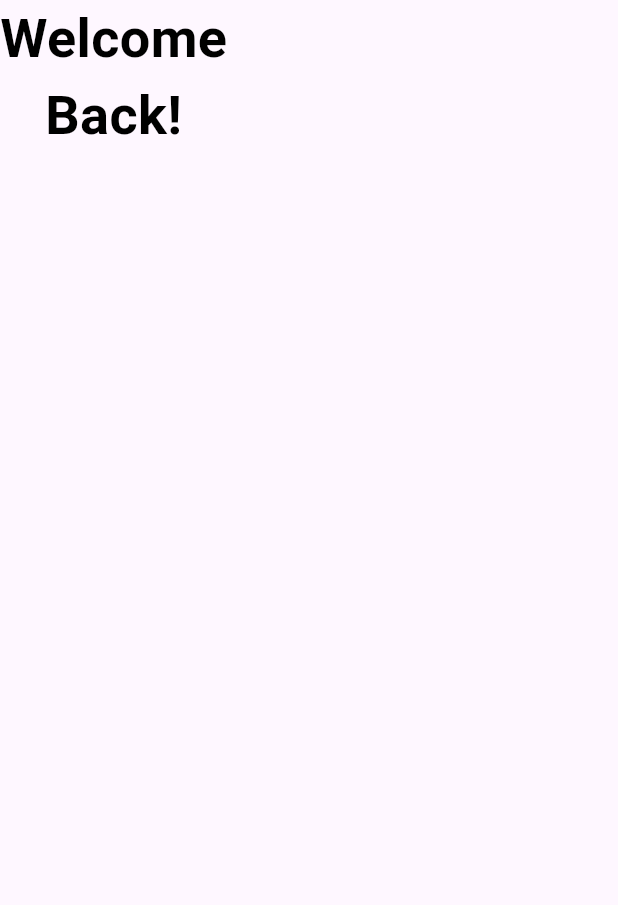
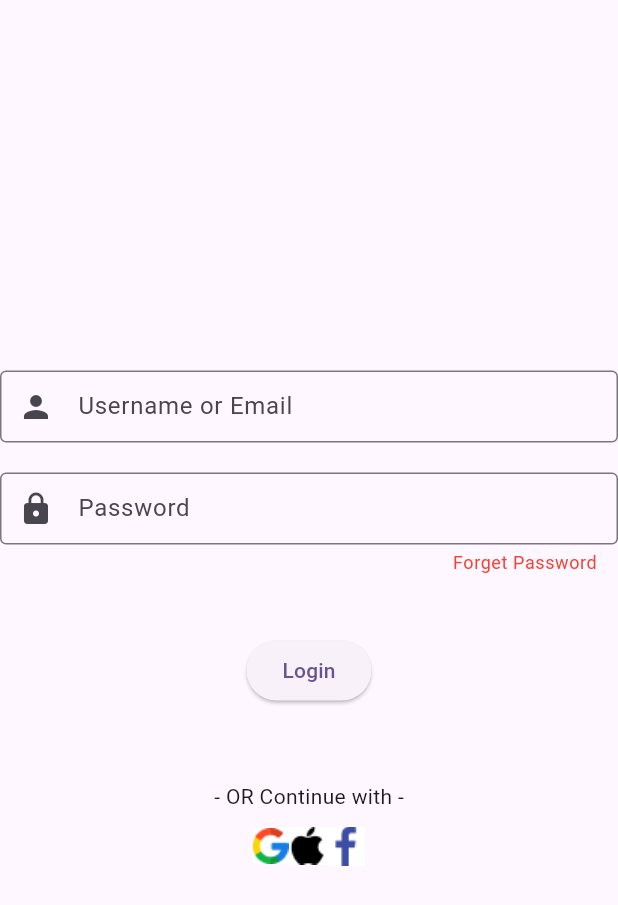
Before and after one commit to Ajaykumaryadav-Aj/ecommerce, a Flutter app: the SignInScreen screen opened directly, on a phone screen of 412 x 824 dp. Shown: the top 905 px of the screen. Run offline on Flutter 3.47's test engine with Material 2 defaults, Android fonts, the phone set to English and light mode, and no system bars; our stand-ins replace flutter_svg.

Commit message:
sign screen

```diff
--- a/lib/main.dart
+++ b/lib/main.dart
@@ -1,4 +1,4 @@
-import 'package:ecommerce/screens/on_boarding_screen.dart';
+import 'package:ecommerce/screens/logo_screen.dart';
 import 'package:flutter/material.dart';
 
 void main() {
@@ -19,7 +19,7 @@ class MyApp extends StatelessWidget {
         colorScheme: ColorScheme.fromSeed(seedColor: Colors.deepPurple),
         useMaterial3: true,
       ),
-      home: const OnBoardingScreen(),
+      home: const LogoScreen(),
     );
   }
 }
--- a/lib/screens/logo_screen.dart
+++ b/lib/screens/logo_screen.dart
@@ -1,4 +1,4 @@
-import 'package:ecommerce/screens/splash_screen.dart';
+import 'package:ecommerce/screens/on_boarding_screen.dart';
 import 'package:flutter/material.dart';
 import 'package:flutter_svg/flutter_svg.dart';
 
@@ -18,7 +18,7 @@ class _LogoScreenState extends State<LogoScreen> {
     Future.delayed(const Duration(seconds: 3), () {
       Navigator.of(context).pushReplacement(
         MaterialPageRoute(
-          builder: (context) => const SplashScreen(),
+          builder: (context) => const OnBoardingScreen(),
         ),
       );
     });
--- a/lib/screens/signin_screen.dart
+++ b/lib/screens/signin_screen.dart
@@ -5,43 +5,46 @@ class SignInScreen extends StatelessWidget {
 
   @override
   Widget build(BuildContext context) {
-    return const Scaffold(
+    return Scaffold(
       body: Column(
+        mainAxisAlignment: MainAxisAlignment.center,
         children: [
-          // Text(
-          //   'Welcome\nBack!',
-          //   style: TextStyle(
-          //       fontSize: 36,
-          //       fontWeight: FontWeight.w700,
-          //       color: Color.fromRGBO(0, 0, 0, 1)),
-          // ),
-          // Text.rich(
-          //   TextSpan(
-          //     children: [
-          //       TextSpan(
-          //         text: 'Welcome\n',
-          //         style: TextStyle(fontSize: 34),
-          //       ),
-          //       TextSpan(
-          //         text: 'Back!',
-          //         style: TextStyle(fontSize: 34),
-          //       ),
-          //     ],
-          //   ),
-          // ),
-          Text(
-            'Welcome ',
-            style: TextStyle(
-                fontSize: 36,
-                fontWeight: FontWeight.w700,
-                color: Color.fromRGBO(0, 0, 0, 1)),
+
+          const TextField(
+            decoration: InputDecoration(
+                hintText: 'Username or Email',
+                prefixIcon: Icon(Icons.person),
+                border: OutlineInputBorder(),
+                contentPadding: EdgeInsets.only(left: 30, right: 10)),
           ),
-          Text(
-            'Back! ',
-            style: TextStyle(
-                fontSize: 36,
-                fontWeight: FontWeight.w700,
-                color: Color.fromRGBO(0, 0, 0, 1)),
+          const SizedBox(height: 20),
+          const TextField(
+            decoration: InputDecoration(
+                hintText: 'Password',
+                counterText: 'Forget Password',
+                counterStyle: TextStyle(color: Colors.red),
+                prefixIcon: Icon(Icons.lock),
+                border: OutlineInputBorder(),
+                contentPadding: EdgeInsets.only(left: 30, right: 10)),
+          ),
+          const SizedBox(height: 40),
+          ElevatedButton(
+            onPressed: () {},
+            style: const ButtonStyle(),
+            child: const Text('Login'),
+          ),
+          const SizedBox(height: 50),
+          const Text('- OR Continue with -'),
+          const SizedBox(height: 10),
+          Row(
+            mainAxisAlignment: MainAxisAlignment.center,
+            children: [
+              Image.asset(
+                'assets/google 1.jpg',
+              ),
+              Image.asset('assets/apple 1.jpg'),
+              Image.asset('assets/facebook-app-symbol 1.jpg')
+            ],
           )
         ],
       ),
```
Also changed, not shown: lib/screens/on_boarding_screen.dart (+23 -4 lines), assets/apple 1.jpg (added), assets/facebook-app-symbol 1.jpg (added), assets/google 1.jpg (added).
